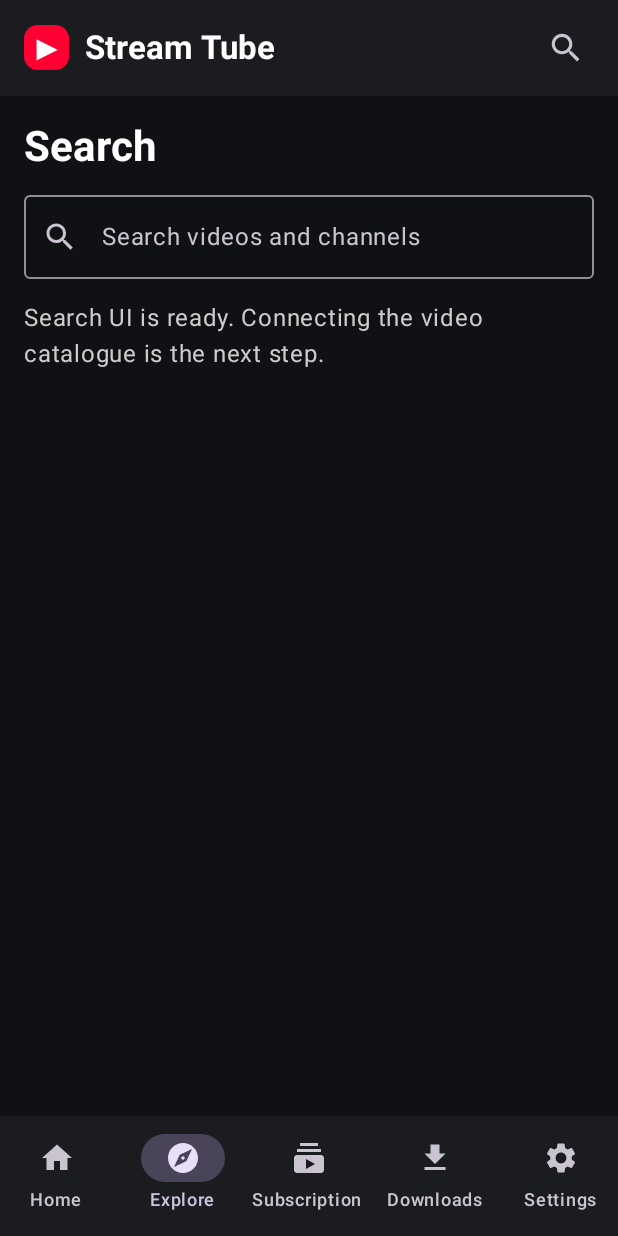
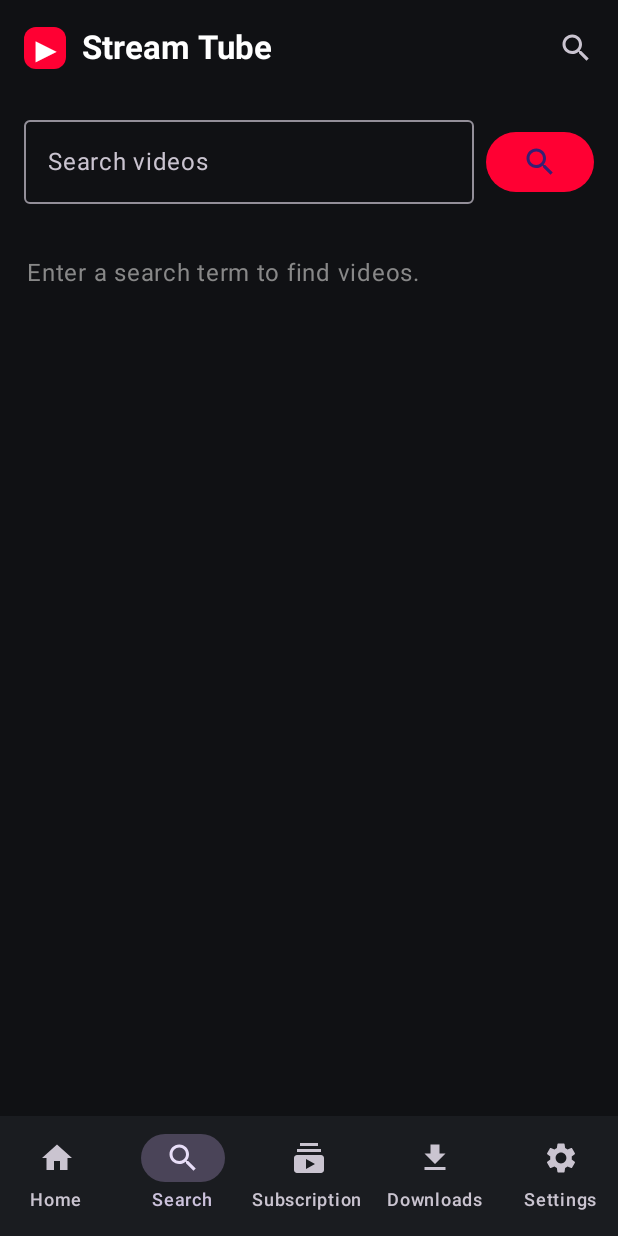
Before and after one commit to HishamHani/-StreamTube-Android, an Android app built with Jetpack Compose: the screen it shows after launch (MainActivity), item 2 of the bottom bar chosen, on a phone screen of 412 x 824 dp. Run offline under Robolectric (Android 15) with nearby library versions, the phone set to English and light mode, and no system bars; pictures from the network do not load; 2 statements that could not run were skipped.

Commit message:
feat: implement YouTube search, embedded playback and account sign-in UI

```diff
--- a/app/src/main/java/com/streamtube/android/MainActivity.kt
+++ b/app/src/main/java/com/streamtube/android/MainActivity.kt
@@ -1,262 +1,334 @@
 package com.streamtube.android
 
+import android.annotation.SuppressLint
 import android.os.Bundle
+import android.webkit.WebChromeClient
+import android.webkit.WebView
+import android.webkit.WebViewClient
 import androidx.activity.ComponentActivity
 import androidx.activity.compose.setContent
 import androidx.compose.foundation.background
 import androidx.compose.foundation.clickable
-import androidx.compose.foundation.layout.Arrangement
-import androidx.compose.foundation.layout.Box
-import androidx.compose.foundation.layout.Column
-import androidx.compose.foundation.layout.PaddingValues
-import androidx.compose.foundation.layout.Row
-import androidx.compose.foundation.layout.Spacer
-import androidx.compose.foundation.layout.fillMaxSize
-import androidx.compose.foundation.layout.fillMaxWidth
-import androidx.compose.foundation.layout.height
-import androidx.compose.foundation.layout.padding
-import androidx.compose.foundation.layout.size
+import androidx.compose.foundation.layout.*
 import androidx.compose.foundation.lazy.LazyColumn
-import androidx.compose.foundation.shape.CircleShape
+import androidx.compose.foundation.lazy.items
 import androidx.compose.foundation.shape.RoundedCornerShape
 import androidx.compose.material.icons.Icons
+import androidx.compose.material.icons.filled.ArrowBack
 import androidx.compose.material.icons.filled.Download
-import androidx.compose.material.icons.filled.Explore
 import androidx.compose.material.icons.filled.Home
 import androidx.compose.material.icons.filled.Search
 import androidx.compose.material.icons.filled.Settings
 import androidx.compose.material.icons.filled.Subscriptions
-import androidx.compose.material3.Card
-import androidx.compose.material3.CardDefaults
-import androidx.compose.material3.ExperimentalMaterial3Api
-import androidx.compose.material3.Icon
-import androidx.compose.material3.MaterialTheme
-import androidx.compose.material3.NavigationBar
-import androidx.compose.material3.NavigationBarItem
-import androidx.compose.material3.OutlinedTextField
-import androidx.compose.material3.Scaffold
-import androidx.compose.material3.Surface
-import androidx.compose.material3.Text
-import androidx.compose.material3.TopAppBar
-import androidx.compose.material3.darkColorScheme
-import androidx.compose.runtime.Composable
-import androidx.compose.runtime.getValue
-import androidx.compose.runtime.mutableStateOf
-import androidx.compose.runtime.remember
-import androidx.compose.runtime.setValue
+import androidx.compose.material3.*
+import androidx.compose.runtime.*
 import androidx.compose.ui.Alignment
 import androidx.compose.ui.Modifier
 import androidx.compose.ui.graphics.Color
+import androidx.compose.ui.platform.LocalContext
 import androidx.compose.ui.text.font.FontWeight
+import androidx.compose.ui.text.style.TextOverflow
 import androidx.compose.ui.unit.dp
+import androidx.compose.ui.viewinterop.AndroidView
+import coil.compose.AsyncImage
+import kotlinx.coroutines.launch
 
-private val StreamBlack = Color(0xFF101114)
-private val StreamSurface = Color(0xFF1A1C20)
-private val StreamAccent = Color(0xFFFF0033)
+private val AppBlack = Color(0xFF101114)
+private val AppSurface = Color(0xFF1A1C20)
+private val AppRed = Color(0xFFFF0033)
 
 class MainActivity : ComponentActivity() {
     override fun onCreate(savedInstanceState: Bundle?) {
         super.onCreate(savedInstanceState)
         setContent {
             MaterialTheme(colorScheme = darkColorScheme(
-                primary = StreamAccent,
-                background = StreamBlack,
-                surface = StreamSurface,
-                onBackground = Color.White,
-                onSurface = Color.White
-            )) {
-                StreamTubeApp()
-            }
+                primary = AppRed, background = AppBlack, surface = AppSurface,
+                onBackground = Color.White, onSurface = Color.White
+            )) { StreamTubeApp() }
         }
     }
 }
 
-private enum class AppTab(val label: String) {
-    Home("Home"), Explore("Explore"), Subscriptions("Subscriptions"),
+private enum class Tab(val label: String) {
+    Home("Home"), Search("Search"), Subscriptions("Subscriptions"),
     Downloads("Downloads"), Settings("Settings")
 }
 
 @OptIn(ExperimentalMaterial3Api::class)
 @Composable
 private fun StreamTubeApp() {
-    var selectedTab by remember { mutableStateOf(AppTab.Home) }
-    var searchText by remember { mutableStateOf("") }
+    val context = LocalContext.current
+    val scope = rememberCoroutineScope()
+    var tab by remember { mutableStateOf(Tab.Home) }
+    var query by remember { mutableStateOf("") }
+    var videos by remember { mutableStateOf<List<Video>>(emptyList()) }
+    var loading by remember { mutableStateOf(false) }
+    var error by remember { mutableStateOf<String?>(null) }
+    var selected by remember { mutableStateOf<Video?>(null) }
+    var signedIn by remember { mutableStateOf(YouTubeAuth.isSignedIn(context)) }
+    var login by remember { mutableStateOf<DeviceLogin?>(null) }
+    var loginBusy by remember { mutableStateOf(false) }
+    var loginMessage by remember { mutableStateOf<String?>(null) }
+
+    fun searchNow() {
+        val q = query.trim()
+        if (q.isEmpty()) return
+        tab = Tab.Search
+        loading = true
+        error = null
+        scope.launch {
+            try {
+                videos = YouTubeApi.search(q)
+                if (videos.isEmpty()) error = "No videos found. Try another search."
+            } catch (t: Throwable) {
+                error = t.message ?: "Search failed. Check your connection."
+            } finally { loading = false }
+        }
+    }
 
     Scaffold(
-        containerColor = StreamBlack,
+        containerColor = AppBlack,
         topBar = {
             TopAppBar(
                 title = {
                     Row(verticalAlignment = Alignment.CenterVertically) {
-                        Box(
-                            modifier = Modifier
-                                .size(30.dp)
-                                .background(StreamAccent, RoundedCornerShape(9.dp)),
-                            contentAlignment = Alignment.Center
-                        ) {
+                        Box(Modifier.size(28.dp).background(AppRed, RoundedCornerShape(8.dp)), contentAlignment = Alignment.Center) {
                             Text("▶", color = Color.White, fontWeight = FontWeight.Bold)
                         }
-                        Text(
-                            "  Stream Tube",
-                            style = MaterialTheme.typography.titleLarge,
-                            fontWeight = FontWeight.Bold
-                        )
+                        Text("  Stream Tube", fontWeight = FontWeight.Bold)
+                    }
+                },
+                navigationIcon = {
+                    if (selected != null) IconButton(onClick = { selected = null }) {
+                        Icon(Icons.Default.ArrowBack, contentDescription = "Back")
                     }
                 },
                 actions = {
-                    Icon(
-                        Icons.Default.Search,
-                        contentDescription = "Search",
-                        modifier = Modifier
-                            .padding(horizontal = 18.dp)
-                            .size(25.dp)
-                            .clickable { selectedTab = AppTab.Explore }
-                    )
-                }
+                    IconButton(onClick = { tab = Tab.Search }) {
+                        Icon(Icons.Default.Search, contentDescription = "Search")
+                    }
+                },
+                colors = TopAppBarDefaults.topAppBarColors(containerColor = AppBlack)
             )
         },
         bottomBar = {
-            NavigationBar(containerColor = StreamSurface) {
-                AppTab.entries.forEach { tab ->
-                    val icon = when (tab) {
-                        AppTab.Home -> Icons.Default.Home
-                        AppTab.Explore -> Icons.Default.Explore
-                        AppTab.Subscriptions -> Icons.Default.Subscriptions
-                        AppTab.Downloads -> Icons.Default.Download
-                        AppTab.Settings -> Icons.Default.Settings
+            if (selected == null) NavigationBar(containerColor = AppSurface) {
+                Tab.entries.forEach { item ->
+                    val icon = when (item) {
+                        Tab.Home -> Icons.Default.Home
+                        Tab.Search -> Icons.Default.Search
+                        Tab.Subscriptions -> Icons.Default.Subscriptions
+                        Tab.Downloads -> Icons.Default.Download
+                        Tab.Settings -> Icons.Default.Settings
                     }
                     NavigationBarItem(
-                        selected = selectedTab == tab,
-                        onClick = { selectedTab = tab },
-                        icon = { Icon(icon, contentDescription = tab.label) },
-                        label = { Text(tab.label, maxLines = 1) }
+                        selected = tab == item,
+                        onClick = { tab = item },
+                        icon = { Icon(icon, contentDescription = item.label) },
+                        label = { Text(item.label, maxLines = 1) }
                     )
                 }
             }
         }
-    ) { innerPadding ->
-        when (selectedTab) {
-            AppTab.Home -> HomeScreen(Modifier.padding(innerPadding))
-            AppTab.Explore -> SearchScreen(
-                query = searchText,
-                onQueryChange = { searchText = it },
-                modifier = Modifier.padding(innerPadding)
+    ) { padding ->
+        if (selected != null) {
+            VideoPlayer(selected!!, Modifier.padding(padding))
+        } else when (tab) {
+            Tab.Home -> HomeScreen(
+                modifier = Modifier.padding(padding),
+                query = query, onQuery = { query = it }, onSearch = ::searchNow,
+                recent = videos.take(8), onVideo = { selected = it }
             )
-            AppTab.Subscriptions -> PlaceholderScreen(
-                "Subscriptions", "Your channel subscriptions will appear here.",
-                Modifier.padding(innerPadding)
+            Tab.Search -> SearchScreen(
+                modifier = Modifier.padding(padding), query = query, onQuery = { query = it },
+                onSearch = ::searchNow, videos = videos, loading = loading, error = error,
+                onVideo = { selected = it }
             )
-            AppTab.Downloads -> PlaceholderScreen(
-                "Downloads", "Downloaded videos and audio will be available here.",
-                Modifier.padding(innerPadding)
-            )
-            AppTab.Settings -> PlaceholderScreen(
-                "Settings", "Player, appearance, privacy and SponsorBlock settings.",
-                Modifier.padding(innerPadding)
+            Tab.Subscriptions -> InfoScreen(Modifier.padding(padding), "Subscriptions",
+                if (signedIn) "Account connected. Your subscription feed integration is the next step."
+                else "Sign in from Settings to connect your YouTube account.")
+            Tab.Downloads -> InfoScreen(Modifier.padding(padding), "Downloads",
+                "The download manager is not connected yet. It will be added after search and playback are stable.")
+            Tab.Settings -> SettingsScreen(
+                modifier = Modifier.padding(padding), signedIn = signedIn,
+                onSignIn = {
+                    loginMessage = null
+                    loginBusy = true
+                    scope.launch {
+                        try { login = YouTubeAuth.begin() }
+                        catch (t: Throwable) { loginMessage = t.message ?: "Could not start sign-in" }
+                        finally { loginBusy = false }
+                    }
+                },
+                onSignOut = { YouTubeAuth.signOut(context); signedIn = false },
+                loginBusy = loginBusy
             )
         }
+    }
+
+    if (login != null) {
+        val device = login!!
+        AlertDialog(
+            onDismissRequest = { login = null },
+            title = { Text("Sign in to YouTube") },
+            text = {
+                Column(verticalArrangement = Arrangement.spacedBy(10.dp)) {
+                    Text("1. Open the Google device page and enter this code:")
+                    Text(device.userCode, style = MaterialTheme.typography.headlineMedium,
+                        color = AppRed, fontWeight = FontWeight.Bold)
+                    Text("2. Return here. The app will check for approval.")
+                    Text("Only approve this code if you started this sign-in.")
+                    loginMessage?.let { Text(it, color = MaterialTheme.colorScheme.error) }
+                }
+            },
+            confirmButton = {
+                TextButton(onClick = {
+                    YouTubeAuth.openVerification(context, device)
+                    loginBusy = true
+                    scope.launch {
+                        try {
+                            loginMessage = YouTubeAuth.approve(context, device)
+                            signedIn = YouTubeAuth.isSignedIn(context)
+                            login = null
+                        } catch (t: Throwable) {
+                            loginMessage = t.message ?: "Sign-in failed"
+                        } finally { loginBusy = false }
+                    }
+                }, enabled = !loginBusy) { Text(if (loginBusy) "Waiting…" else "Open Google & approve") }
+            },
+            dismissButton = { TextButton(onClick = { login = null }) { Text("Cancel") } }
+        )
     }
 }
 
 @Composable
-private fun HomeScreen(modifier: Modifier = Modifier) {
-    LazyColumn(
-        modifier = modifier.fillMaxSize(),
-        contentPadding = PaddingValues(start = 16.dp, end = 16.dp, top = 12.dp, bottom = 24.dp),
-        verticalArrangement = Arrangement.spacedBy(16.dp)
-    ) {
-        item {
-            Text("Your video space", style = MaterialTheme.typography.headlineMedium, fontWeight = FontWeight.Bold)
-            Text(
-                "A mobile-first Stream Tube experience is taking shape.",
-                color = Color.LightGray,
-                style = MaterialTheme.typography.bodyMedium
-            )
+private fun HomeScreen(
+    modifier: Modifier, query: String, onQuery: (String) -> Unit, onSearch: () -> Unit,
+    recent: List<Video>, onVideo: (Video) -> Unit
+) {
+    Column(modifier.fillMaxSize()) {
+        Column(Modifier.padding(horizontal = 16.dp, vertical = 14.dp), verticalArrangement = Arrangement.spacedBy(10.dp)) {
+            Text("Watch what you love", style = MaterialTheme.typography.headlineMedium, fontWeight = FontWeight.Bold)
+            Text("Search YouTube videos without signing in.", color = Color.LightGray)
+            SearchBox(query, onQuery, onSearch)
         }
-        item {
-            Row(horizontalArrangement = Arrangement.spacedBy(8.dp)) {
-                listOf("For you", "Recently uploaded", "Music", "Gaming").forEach { chip ->
-                    Surface(shape = CircleShape, color = StreamSurface) {
-                        Text(chip, modifier = Modifier.padding(horizontal = 14.dp, vertical = 9.dp))
-                    }
-                }
+        if (recent.isNotEmpty()) {
+            Text("Recent results", Modifier.padding(horizontal = 16.dp), fontWeight = FontWeight.Bold)
+            LazyColumn(contentPadding = PaddingValues(12.dp), verticalArrangement = Arrangement.spacedBy(12.dp)) {
+                items(recent) { VideoRow(it, onVideo) }
             }
-        }
-        item {
-            FeatureCard(
-                title = "Mobile-first interface",
-                detail = "Designed for touch, portrait screens and one-handed navigation.",
-                tag = "ANDROID"
-            )
-        }
-        item {
-            FeatureCard(
-                title = "Video playback integration",
-                detail = "The Android player is a key porting task. Playback is not connected yet.",
-                tag = "IN DEVELOPMENT"
-            )
-        }
-        item {
-            FeatureCard(
-                title = "Your subscriptions",
-                detail = "Subscription feeds and local library migration are planned next.",
-                tag = "COMING NEXT"
-            )
+        } else {
+            Box(Modifier.fillMaxSize(), contentAlignment = Alignment.Center) {
+                Text("Search for a video to get started", color = Color.Gray)
+            }
         }
     }
 }
 
 @Composable
 private fun SearchScreen(
-    query: String,
-    onQueryChange: (String) -> Unit,
-    modifier: Modifier = Modifier
+    modifier: Modifier, query: String, onQuery: (String) -> Unit, onSearch: () -> Unit,
+    videos: List<Video>, loading: Boolean, error: String?, onVideo: (Video) -> Unit
 ) {
-    Column(
-        modifier = modifier.fillMaxSize().padding(16.dp),
-        verticalArrangement = Arrangement.spacedBy(14.dp)
-    ) {
-        Text("Search", style = MaterialTheme.typography.headlineMedium, fontWeight = FontWeight.Bold)
-        OutlinedTextField(
-            value = query,
-            onValueChange = onQueryChange,
-            modifier = Modifier.fillMaxWidth(),
-            singleLine = true,
-            placeholder = { Text("Search videos and channels") },
-            leadingIcon = { Icon(Icons.Default.Search, contentDescription = null) }
-        )
-        Text(
-            if (query.isBlank()) "Search UI is ready. Connecting the video catalogue is the next step."
-            else "Search entered: $query\nLive search results will be added with the YouTube data layer.",
-            color = Color.LightGray
-        )
+    Column(modifier.fillMaxSize()) {
+        SearchBox(query, onQuery, onSearch, Modifier.padding(16.dp))
+        when {
+            loading -> Box(Modifier.fillMaxWidth().padding(30.dp), contentAlignment = Alignment.Center) {
+                CircularProgressIndicator(color = AppRed)
+            }
+            error != null -> Text(error, Modifier.padding(18.dp), color = MaterialTheme.colorScheme.error)
+            videos.isEmpty() -> Text("Enter a search term to find videos.", Modifier.padding(18.dp), color = Color.Gray)
+            else -> LazyColumn(contentPadding = PaddingValues(horizontal = 12.dp, vertical = 4.dp),
+                verticalArrangement = Arrangement.spacedBy(12.dp)) {
+                items(videos) { VideoRow(it, onVideo) }
+            }
+        }
     }
 }
 
 @Composable
-private fun PlaceholderScreen(title: String, detail: String, modifier: Modifier = Modifier) {
-    Column(
-        modifier = modifier.fillMaxSize().padding(24.dp),
-        verticalArrangement = Arrangement.Center,
-        horizontalAlignment = Alignment.CenterHorizontally
-    ) {
+private fun SearchBox(query: String, onQuery: (String) -> Unit, onSearch: () -> Unit, modifier: Modifier = Modifier) {
+    Row(modifier.fillMaxWidth(), verticalAlignment = Alignment.CenterVertically) {
+        OutlinedTextField(value = query, onValueChange = onQuery, modifier = Modifier.weight(1f),
+            singleLine = true, placeholder = { Text("Search videos") })
+        Spacer(Modifier.width(8.dp))
+        Button(onClick = onSearch, colors = ButtonDefaults.buttonColors(containerColor = AppRed)) {
+            Icon(Icons.Default.Search, contentDescription = "Search")
+        }
+    }
+}
+
+@Composable
+private fun VideoRow(video: Video, onClick: (Video) -> Unit) {
+    Row(Modifier.fillMaxWidth().clickable { onClick(video) }, horizontalArrangement = Arrangement.spacedBy(12.dp)) {
+        AsyncImage(model = video.thumbnail, contentDescription = video.title,
+            modifier = Modifier.width(144.dp).height(84.dp).background(AppSurface, RoundedCornerShape(10.dp)))
+        Column(Modifier.weight(1f), verticalArrangement = Arrangement.spacedBy(4.dp)) {
+            Text(video.title, fontWeight = FontWeight.SemiBold, maxLines = 2, overflow = TextOverflow.Ellipsis)
+            Text(video.channel, color = Color.LightGray, style = MaterialTheme.typography.bodySmall, maxLines = 1)
+            if (video.duration.isNotBlank()) Text(video.duration, color = Color.Gray, style = MaterialTheme.typography.labelSmall)
+        }
+    }
+}
+
+@SuppressLint("SetJavaScriptEnabled")
+@Composable
+private fun VideoPlayer(video: Video, modifier: Modifier = Modifier) {
+    Column(modifier.fillMaxSize()) {
+        AndroidView(
+            modifier = Modifier.fillMaxWidth().aspectRatio(16f / 9f),
+            factory = { context ->
+                WebView(context).apply {
+                    settings.javaScriptEnabled = true
+                    settings.domStorageEnabled = true
+                    settings.mediaPlaybackRequiresUserGesture = true
+                    webChromeClient = WebChromeClient()
+                    webViewClient = WebViewClient()
+                    loadDataWithBaseURL("https://www.youtube.com",
+                        "<!doctype html><html><body style='margin:0;background:#000'><iframe width='100%' height='100%' src='https://www.youtube.com/embed/${video.id}?playsinline=1&autoplay=1' title='YouTube video player' frameborder='0' allow='accelerometer; autoplay; clipboard-write; encrypted-media; gyroscope; picture-in-picture; web-share' allowfullscreen></iframe></body></html>",
+                        "text/html", "UTF-8", null)
+                }
+            },
+            update = { }
+        )
+        Column(Modifier.padding(16.dp), verticalArrangement = Arrangement.spacedBy(8.dp)) {
+            Text(video.title, style = MaterialTheme.typography.titleLarge, fontWeight = FontWeight.Bold)
+            Text(video.channel, color = Color.LightGray)
+            Text("Playback uses YouTube's embedded player. Some videos may restrict embedded playback.",
+                color = Color.Gray, style = MaterialTheme.typography.bodySmall)
+        }
+    }
+}
+
+@Composable
+private fun SettingsScreen(
+    modifier: Modifier, signedIn: Boolean, onSignIn: () -> Unit, onSignOut: () -> Unit, loginBusy: Boolean
+) {
+    Column(modifier.fillMaxSize().padding(20.dp), verticalArrangement = Arrangement.spacedBy(14.dp)) {
+        Text("Settings", style = MaterialTheme.typography.headlineMedium, fontWeight = FontWeight.Bold)
+        Card(colors = CardDefaults.cardColors(containerColor = AppSurface)) {
+            Column(Modifier.fillMaxWidth().padding(16.dp), verticalArrangement = Arrangement.spacedBy(10.dp)) {
+                Text("YouTube account", style = MaterialTheme.typography.titleMedium, fontWeight = FontWeight.Bold)
+                Text(if (signedIn) "Connected" else "Not signed in", color = if (signedIn) Color(0xFF75D69C) else Color.LightGray)
+                if (signedIn) OutlinedButton(onClick = onSignOut) { Text("Sign out") }
+                else Button(onClick = onSignIn, enabled = !loginBusy,
+                    colors = ButtonDefaults.buttonColors(containerColor = AppRed)) {
+                    Text(if (loginBusy) "Starting…" else "Sign in with Google")
+                }
+                Text("Sign-in uses Google's device approval page. Never share your verification code with anyone.",
+                    color = Color.Gray, style = MaterialTheme.typography.bodySmall)
+            }
+        }
+        Text("More player, privacy and SponsorBlock settings will be added in later builds.", color = Color.Gray)
+    }
+}
+
+@Composable
+private fun InfoScreen(modifier: Modifier, title: String, detail: String) {
+    Column(modifier.fillMaxSize().padding(24.dp), verticalArrangement = Arrangement.Center,
+        horizontalAlignment = Alignment.CenterHorizontally) {
         Text(title, style = MaterialTheme.typography.headlineMedium, fontWeight = FontWeight.Bold)
         Spacer(Modifier.height(10.dp))
         Text(detail, color = Color.LightGray)
     }
 }
-
-@Composable
-private fun FeatureCard(title: String, detail: String, tag: String) {
-    Card(
-        modifier = Modifier.fillMaxWidth(),
-        colors = CardDefaults.cardColors(containerColor = StreamSurface),
-        shape = RoundedCornerShape(18.dp)
-    ) {
-        Column(Modifier.padding(18.dp), verticalArrangement = Arrangement.spacedBy(8.dp)) {
-            Text(tag, color = StreamAccent, style = MaterialTheme.typography.labelSmall, fontWeight = FontWeight.Bold)
-            Text(title, style = MaterialTheme.typography.titleMedium, fontWeight = FontWeight.SemiBold)
-            Text(detail, color = Color.LightGray, style = MaterialTheme.typography.bodyMedium)
-        }
-    }
-}
```
